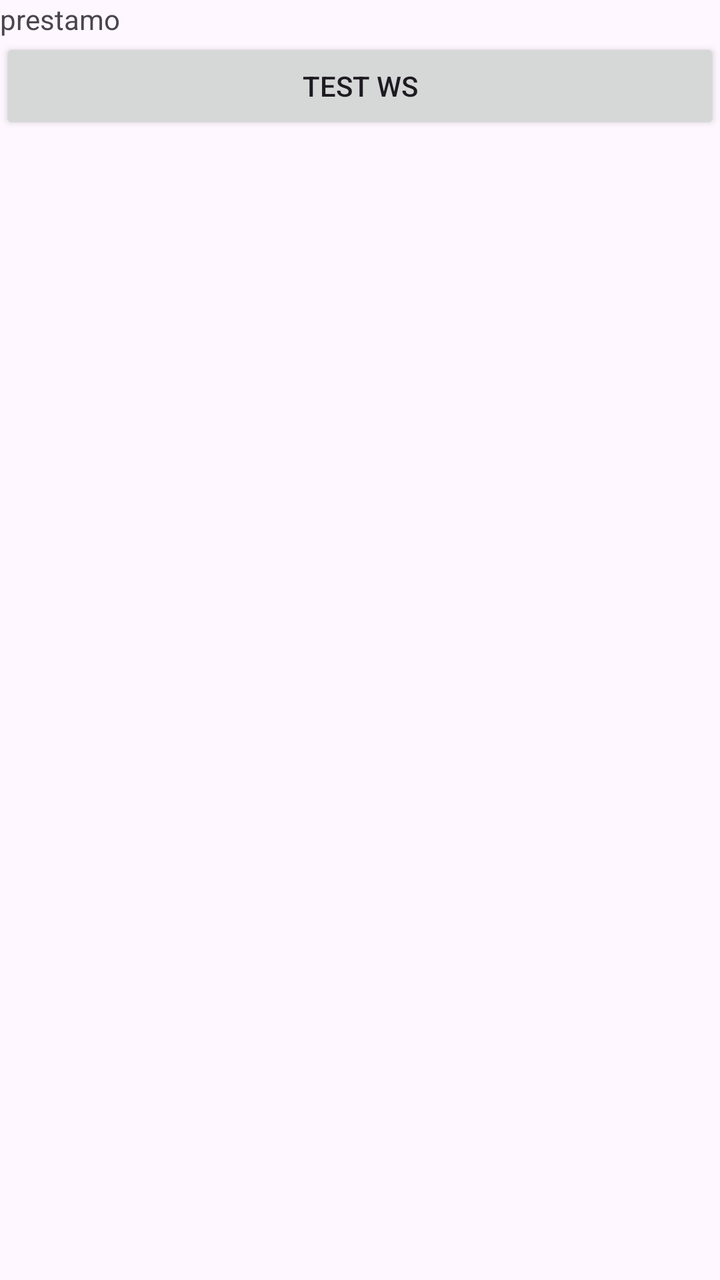
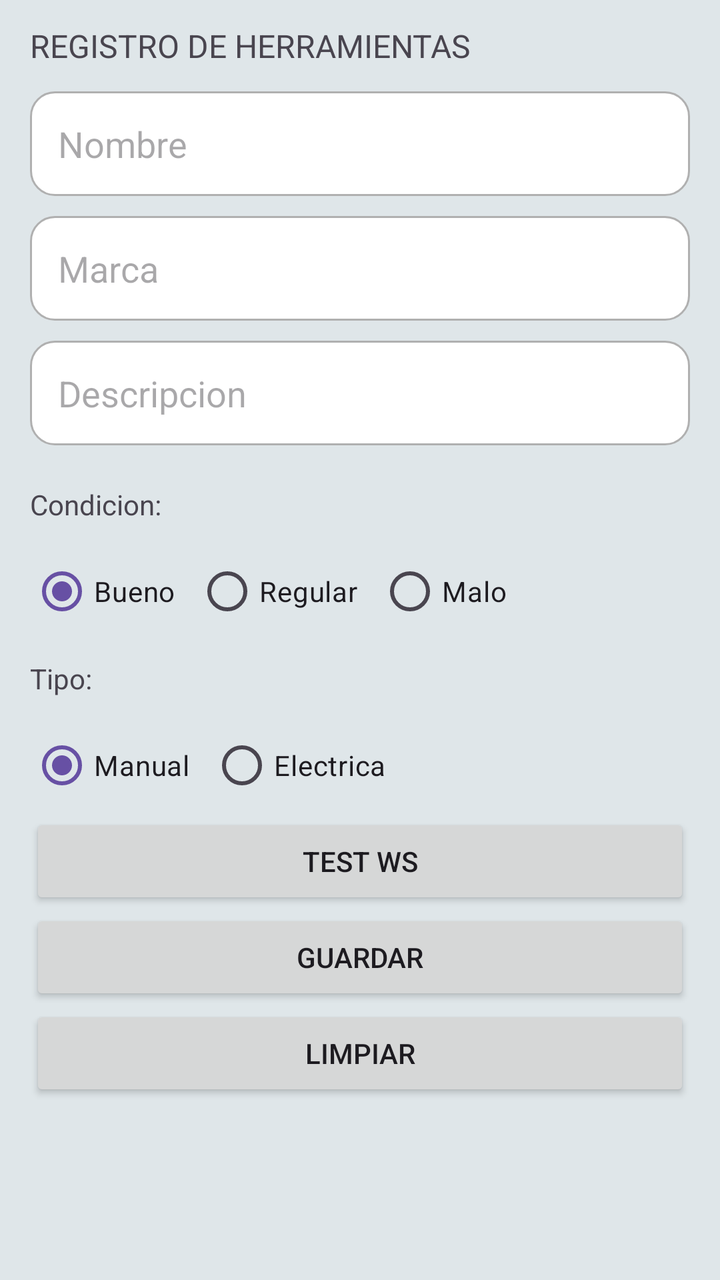

An Android layout rendered at two revisions. The XML below is the earlier revision; the diff shows what the commit changed to produce the second picture.
<!-- AndroidManifest.xml: application theme Theme.MyApplicationWorld -->
<!-- res/layout/fragment_prestamo.xml -->
<?xml version="1.0" encoding="utf-8"?>
<LinearLayout xmlns:android="http://schemas.android.com/apk/res/android"
    android:layout_width="match_parent"
    android:orientation="vertical"
    android:layout_height="match_parent">

    <TextView
        android:text="prestamo"
        android:layout_width="wrap_content"
        android:layout_height="wrap_content"/>

    <Button
        android:id="@+id/btnTestWS"
        android:text="Test WS"
        android:layout_width="match_parent"
        android:layout_height="wrap_content"/>

</LinearLayout>
<!-- resources referenced by this layout -->
<resources>
  <style name="Theme.MyApplicationWorld" parent="Base.Theme.MyApplicationWorld" />
  <style name="Base.Theme.MyApplicationWorld" parent="Theme.Material3.DayNight.NoActionBar">
          
          
      </style>
</resources>

<!-- the commit's change to res/layout/fragment_prestamo.xml (unified diff, before → after) -->
@@ -1,18 +1,124 @@
-<?xml version="1.0" encoding="utf-8"?>
-<LinearLayout xmlns:android="http://schemas.android.com/apk/res/android"
+<ScrollView xmlns:android="http://schemas.android.com/apk/res/android"
+    xmlns:app="http://schemas.android.com/apk/res-auto"
     android:layout_width="match_parent"
-    android:orientation="vertical"
-    android:layout_height="match_parent">
+    android:layout_height="match_parent"
+    android:background="#dfe6e9">
+    <LinearLayout
+        android:orientation="vertical"
+        android:paddingHorizontal="15dp"
+        android:layout_width="match_parent"
+        android:layout_height="wrap_content">
 
-    <TextView
-        android:text="prestamo"
-        android:layout_width="wrap_content"
-        android:layout_height="wrap_content"/>
+        <TextView
+            android:text="REGISTRO DE HERRAMIENTAS"
+            android:textSize="16dp"
+            android:layout_marginVertical="12dp"
+            android:layout_width="wrap_content"
+            android:layout_height="wrap_content"/>
 
-    <Button
-        android:id="@+id/btnTestWS"
-        android:text="Test WS"
-        android:layout_width="match_parent"
-        android:layout_height="wrap_content"/>
+        
+        <EditText
+            android:id="@+id/edtNombre"
+            android:hint="Nombre"
+            android:padding="14dp"
+            android:layout_marginBottom="10dp"
+            android:background="@drawable/bg_input"
+            android:layout_width="match_parent"
+            android:layout_height="wrap_content"/>
 
-</LinearLayout>
+        
+        <EditText
+            android:id="@+id/edtMarca"
+            android:hint="Marca"
+            android:padding="14dp"
+            android:layout_marginBottom="10dp"
+            android:background="@drawable/bg_input"
+            android:layout_width="match_parent"
+            android:layout_height="wrap_content"/>
+
+        <EditText
+            android:id="@+id/edtDescripcion"
+            android:hint="Descripcion"
+            android:padding="14dp"
+            android:layout_marginBottom="10dp"
+            android:background="@drawable/bg_input"
+            android:layout_width="match_parent"
+            android:layout_height="wrap_content"/>
+
+        <TextView
+            android:text="Condicion:"
+            android:layout_marginVertical="10dp"
+            android:layout_width="match_parent"
+            android:layout_height="wrap_content"/>
+        <RadioGroup
+            android:orientation="horizontal"
+            android:layout_width="match_parent"
+            android:layout_height="wrap_content">
+            <RadioButton
+                android:id="@+id/rbtBueno"
+                android:text="Bueno"
+                android:checked="true"
+                android:layout_marginEnd="10dp"
+                android:layout_width="wrap_content"
+                android:layout_height="wrap_content"/>
+
+            <RadioButton
+                android:id="@+id/rbtRegular"
+                android:text="Regular"
+                android:layout_marginEnd="10dp"
+                android:layout_width="wrap_content"
+                android:layout_height="wrap_content"/>
+
+            <RadioButton
+                android:id="@+id/rbtMalo"
+                android:text="Malo"
+                android:layout_marginEnd="10dp"
+                android:layout_width="wrap_content"
+                android:layout_height="wrap_content"/>
+        </RadioGroup>
+
+        <TextView
+            android:text="Tipo:"
+            android:layout_marginVertical="10dp"
+            android:layout_width="match_parent"
+            android:layout_height="wrap_content"/>
+        <RadioGroup
+            android:orientation="horizontal"
+            android:layout_width="match_parent"
+            android:layout_height="wrap_content">
+
+            <RadioButton
+                android:id="@+id/rbtManual"
+                android:checked="true"
+                android:layout_marginEnd="10dp"
+                android:layout_width="wrap_content"
+                android:layout_height="wrap_content"
+                android:text="Manual" />
+
+            <RadioButton
+                android:id="@+id/rbtElectrica"
+                android:text="Electrica"
+                android:layout_marginEnd="10dp"
+                android:layout_width="wrap_content"
+                android:layout_height="wrap_content"/>
+        </RadioGroup>
+
+        <Button
+            android:id="@+id/btnTestWS"
+            android:text="Test WS"
+            android:layout_width="match_parent"
+            android:layout_height="wrap_content"/>
+        <Button
+            android:id="@+id/btnGuardarHerramientas"
+            android:text="Guardar"
+            android:layout_width="match_parent"
+            android:layout_height="wrap_content"/>
+
+        <Button
+            android:id="@+id/btnResetHerramientas"
+            android:text="Limpiar"
+            android:layout_width="match_parent"
+            android:layout_height="wrap_content"/>
+    </LinearLayout>
+
+</ScrollView>
<!-- resource entries referenced after the edit -->
@@ -1,5 +1,15 @@
 <!-- resources referenced by this layout -->
 <resources>
+  <!-- drawable bg_input (drawable) -->
+  <?xml version="1.0" encoding="utf-8"?>
+  <shape xmlns:android="http://schemas.android.com/apk/res/android">
+      <solid android:color="#ffffff"/>
+      <corners android:radius="12dp"/>
+      <stroke
+          android:width="1dp"
+          android:color="#b0b0b0"/>
+  
+  </shape>
   <style name="Theme.MyApplicationWorld" parent="Base.Theme.MyApplicationWorld" />
   <style name="Base.Theme.MyApplicationWorld" parent="Theme.Material3.DayNight.NoActionBar">
           
